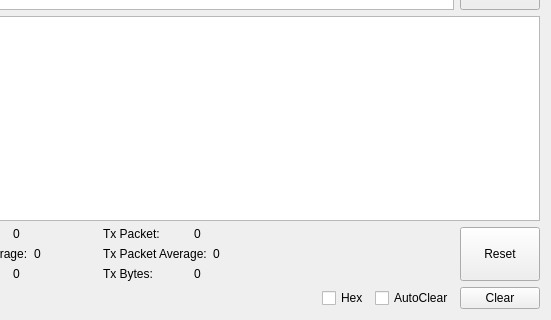
Above: OneBox/TCPClient/TcpClientWidget.ui from caijun2020/OneBox before the change; both pictures show x 89 to 640 and y 160 to 480 of the 640 by 480 pixel window. Below: the same form after it.
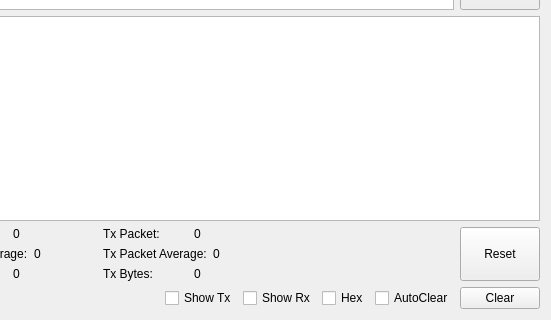
That is the form after the change.

Commit message: V1.0 2021-Dec-10 1. Add Show Tx/Rx checkbox in class TcoClientWidget/TcpServerWidget/UdpServerWidget/UdpClientWidget

What changed in the file:
```diff
--- a/OneBox/TCPClient/TcpClientWidget.ui
+++ b/OneBox/TCPClient/TcpClientWidget.ui
@@ -270,6 +270,20 @@
        </property>
       </spacer>
      </item>
+     <item>
+      <widget class="QCheckBox" name="checkBox_showTx">
+       <property name="text">
+        <string>Show Tx</string>
+       </property>
+      </widget>
+     </item>
+     <item>
+      <widget class="QCheckBox" name="checkBox_showRx">
+       <property name="text">
+        <string>Show Rx</string>
+       </property>
+      </widget>
+     </item>
      <item>
       <widget class="QCheckBox" name="checkBox_hex">
        <property name="text">
```
The commit also changes 16 other files.
